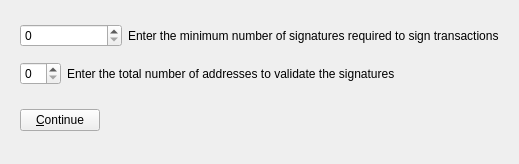
Old version of the form src/qt/forms/multisigaddressdialog.ui in the repository PIVX-Project/PIVX.
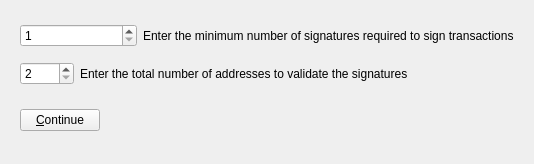
New version of the form. Icons and pictures are not drawn. Custom widgets are drawn as their Qt base class.

Commit message: multisig: address lines generate based off user input, beginning of create script

Patch:
```diff
--- a/src/qt/forms/multisigaddressdialog.ui
+++ b/src/qt/forms/multisigaddressdialog.ui
@@ -6,7 +6,7 @@
    <rect>
     <x>0</x>
     <y>0</y>
-    <width>519</width>
+    <width>534</width>
     <height>164</height>
    </rect>
   </property>
@@ -29,7 +29,17 @@
          <item>
           <layout class="QHBoxLayout" name="enterMLayout">
            <item>
-            <widget class="QSpinBox" name="enterMSpinbox"/>
+            <widget class="QSpinBox" name="enterMSpinbox">
+             <property name="minimum">
+              <number>1</number>
+             </property>
+             <property name="maximum">
+              <number>9999</number>
+             </property>
+             <property name="value">
+              <number>1</number>
+             </property>
+            </widget>
            </item>
            <item>
             <widget class="QLabel" name="enterMLabel">
@@ -50,6 +60,15 @@
                <verstretch>0</verstretch>
               </sizepolicy>
              </property>
+             <property name="minimum">
+              <number>2</number>
+             </property>
+             <property name="maximum">
+              <number>9999</number>
+             </property>
+             <property name="value">
+              <number>2</number>
+             </property>
             </widget>
            </item>
            <item>
```
Left out of the diff: 4 changed lines with no effect on the pictures. The commit also changes 2 other files.
